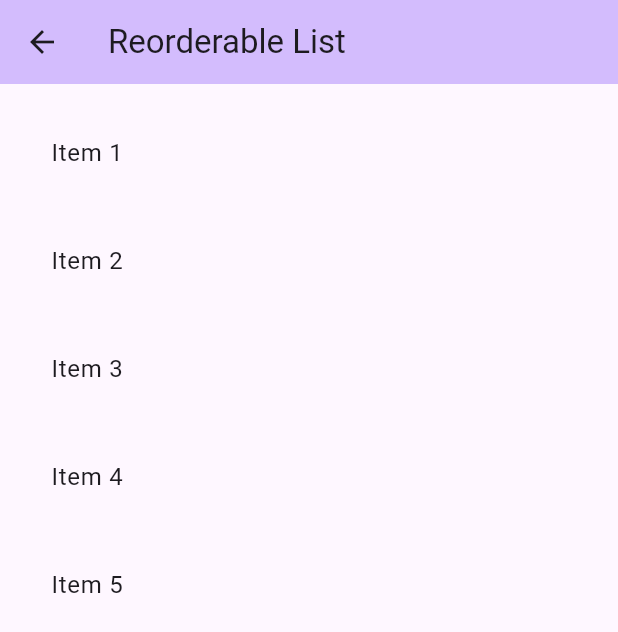
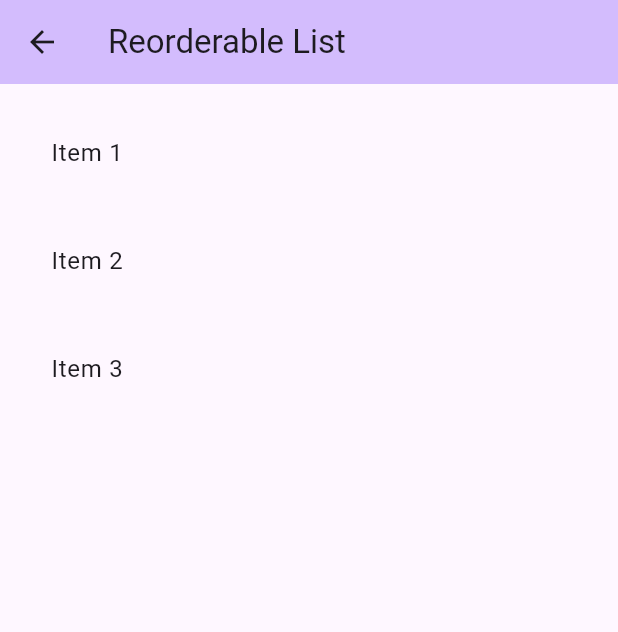
Before and after one commit to ClementPeter/widgets_demo, a Flutter app: the AutoReorderableListPage screen opened directly, on a phone screen of 412 x 824 dp. Shown: the top 632 px of the screen. Run offline on Flutter 3.47's test engine with Material 2 defaults, Android fonts, the phone set to English and light mode, and no system bars.

Commit message:
“widget_demo”

```diff
--- a/lib/reorderble_list.dart
+++ b/lib/reorderble_list.dart
@@ -1,6 +1,6 @@
 import 'package:flutter/material.dart';
 
-//manually re-ordering tiles
+//Auto re-ordering tiles
 class ReorderableListPage extends StatelessWidget {
   const ReorderableListPage({super.key});
 
@@ -55,16 +55,20 @@ class _AutoReorderableListPageState extends State<AutoReorderableListPage> {
     'Item 1',
     'Item 2',
     'Item 3',
-    'Item 4',
-    'Item 5',
+    // 'Item 4',
+    // 'Item 5',
+    // 'Item 6',
   ];
 
   void updateMyTiles(int oldIndex, int newIndex) {
     //wrap in setstate to trigger a rebuild everytime we re-order a tile
     setState(() {
       if (oldIndex < newIndex) {
+        // newIndex = newIndex-1;
         newIndex -= 1;
       }
+      print('oldIndex inside update tile= $oldIndex');
+      print('newIndex inside update tile= $newIndex');
 
       //get the tile we are moving
       final String tile = myTiles.removeAt(oldIndex);
@@ -84,21 +88,33 @@ class _AutoReorderableListPageState extends State<AutoReorderableListPage> {
       body: ReorderableListView(
         padding: const EdgeInsets.all(10),
         onReorder: (oldIndex, newIndex) {
+          // print("old_Index: $oldIndex");
+          // print('newIndex = $newIndex');
           updateMyTiles(oldIndex, newIndex);
         },
         children: [
           //use for-in loop to interate to "myTiles" list
-          for (final tile in myTiles)
-            // ListTile()
-            Padding(
-              key: ValueKey(tile),
+          // for (final tile in myTiles)
+          //   Padding(
+          //     key: ValueKey(tile),
+          //     padding: const EdgeInsets.all(8.0),
+          //     child: ListTile(
+          //       title: Text(
+          //         tile.toString(),
+          //       ),
+          //     ),
+          //   )
+
+          //OR Using .map and spread to loop through
+          ...myTiles.map((data) {
+            return Padding(
+              key: ValueKey(data),
               padding: const EdgeInsets.all(8.0),
               child: ListTile(
-                title: Text(
-                  tile.toString(),
-                ),
+                title: Text(data),
               ),
-            )
+            );
+          })
         ],
       ),
     );
```
